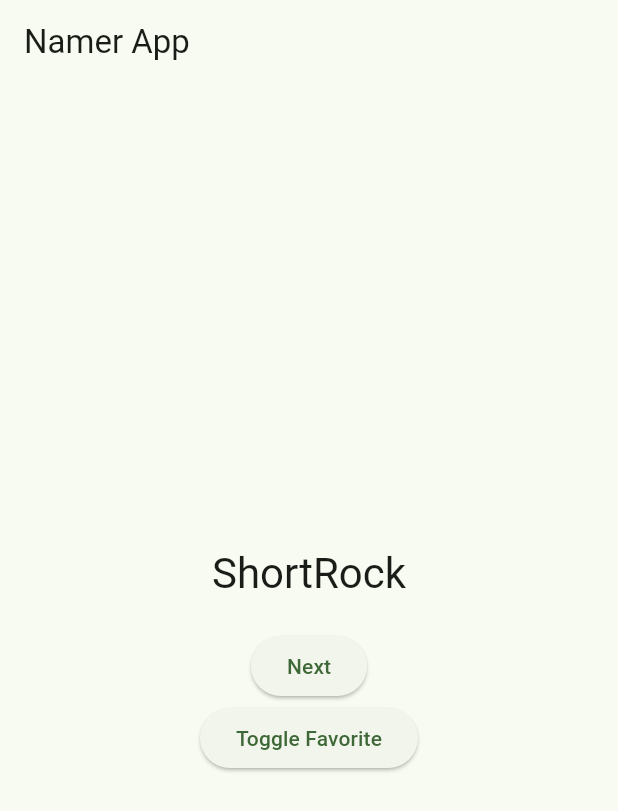
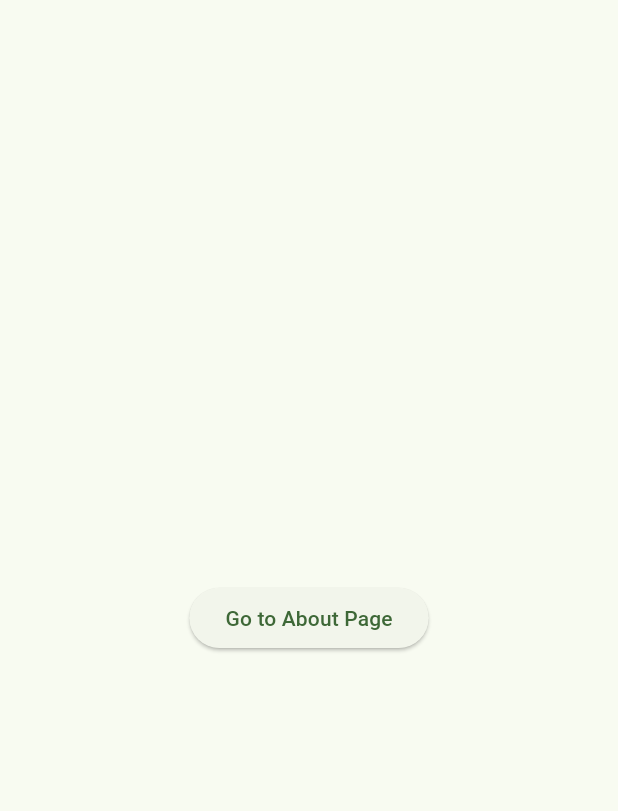
Before and after one commit to Eimi-Fukada/flutter-template, a Flutter app: the screen it shows after launch, on a phone screen of 412 x 824 dp. Shown: the top 811 px of the screen. Run offline on Flutter 3.47's test engine with Material 3 defaults, Android fonts, the phone set to English and light mode, and no system bars; our stand-ins replace flutter_riverpod, go_router.

Commit message:
feat: add 路由页面

```diff
--- a/lib/main.dart
+++ b/lib/main.dart
@@ -1,41 +1,6 @@
 import 'package:flutter/material.dart';
 import 'package:flutter_riverpod/flutter_riverpod.dart';
-import 'package:english_words/english_words.dart';
-
-// 1. 定义Riverpod的全局状态
-final appStateProvider = StateNotifierProvider<MyAppState, _MyAppState>((ref) => MyAppState());
-
-class _MyAppState {
-  var current = WordPair.random();
-  var history = <WordPair>[];
-  var favorites = <WordPair>[];
-}
-
-class MyAppState extends StateNotifier<_MyAppState> {
-  MyAppState() : super(_MyAppState());
-
-  void getNext() {
-    state.history.insert(0, state.current);
-    state.current = WordPair.random();
-    state = _MyAppState()
-      ..current = state.current
-      ..history = state.history
-      ..favorites = state.favorites;
-  }
-
-  void toggleFavorite([WordPair? pair]) {
-    pair = pair ?? state.current;
-    if (state.favorites.contains(pair)) {
-      state.favorites.remove(pair);
-    } else {
-      state.favorites.add(pair);
-    }
-    state = _MyAppState()
-      ..current = state.current
-      ..history = state.history
-      ..favorites = state.favorites;
-  }
-}
+import 'package:flutter_template/router/router.dart';
 
 void main() {
   runApp(
@@ -48,45 +13,12 @@ void main() {
 class MyApp extends ConsumerWidget {
   @override
   Widget build(BuildContext context, WidgetRef ref) {
-    return MaterialApp(
-      title: 'Namer App',
+    return MaterialApp.router(
+      routerConfig: router,
       theme: ThemeData(
         useMaterial3: true,
-        colorScheme: ColorScheme.fromSeed(seedColor: Color.fromRGBO(6, 248, 42, 0.5)),
-      ),
-      home: MyHomePage(),
-    );
-  }
-}
-
-class MyHomePage extends ConsumerWidget {
-  @override
-  Widget build(BuildContext context, WidgetRef ref) {
-    final appState = ref.watch(appStateProvider);
-
-    return Scaffold(
-      appBar: AppBar(
-        title: const Text('Namer App'),
-      ),
-      body: Center(
-        child: Column(
-          mainAxisAlignment: MainAxisAlignment.center,
-          children: [
-            Text(
-              appState.current.asPascalCase,
-              style: Theme.of(context).textTheme.headlineMedium,
-            ),
-            const SizedBox(height: 20),
-            ElevatedButton(
-              onPressed: () => ref.read(appStateProvider.notifier).getNext(),
-              child: const Text('Next'),
-            ),
-            ElevatedButton(
-              onPressed: () => ref.read(appStateProvider.notifier).toggleFavorite(),
-              child: const Text('Toggle Favorite'),
-            ),
-          ],
-        ),
+        colorScheme:
+            ColorScheme.fromSeed(seedColor: Color.fromRGBO(6, 248, 42, 0.5)),
       ),
     );
   }
--- /dev/null
+++ b/lib/pages/home_page.dart
@@ -0,0 +1,21 @@
+import 'package:flutter/material.dart';
+import 'package:flutter_riverpod/flutter_riverpod.dart';
+import 'package:go_router/go_router.dart';
+
+class MyHomePage extends ConsumerWidget {
+  const MyHomePage({super.key});
+
+  @override
+  Widget build(BuildContext context, WidgetRef ref) {
+    return Scaffold(
+      body: Center(
+        child: ElevatedButton(
+          onPressed: () {
+            context.push('/about');
+          },
+          child: const Text('Go to About Page'),
+        ),
+      ),
+    );
+  }
+}
--- /dev/null
+++ b/lib/router/router.dart
@@ -0,0 +1,21 @@
+import 'package:flutter/material.dart';
+import 'package:go_router/go_router.dart';
+import 'package:flutter_template/pages/home_page.dart';
+import 'package:flutter_template/pages/about_page.dart';
+
+final GoRouter router = GoRouter(
+  routes: <RouteBase>[
+    GoRoute(
+      path: '/',
+      builder: (BuildContext context, GoRouterState state) {
+        return const MyHomePage();
+      },
+    ),
+    GoRoute(
+      path: '/about',
+      builder: (BuildContext context, GoRouterState state) {
+        return const AboutPage();
+      },
+    ),
+  ],
+);
```
Also changed, not shown: lib/pages/about_page.dart (added, +24 -0 lines), 3 other files.
